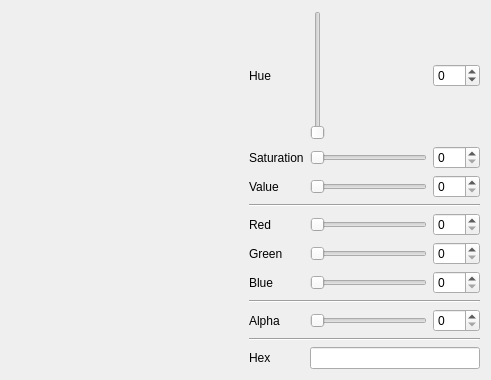
Before: the Qt Designer form src/qtesplamp.ui in e-ko8/qt_gui, drawn with Qt 5.
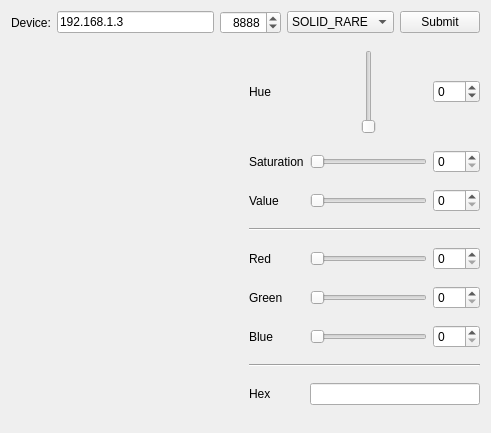
After: the same form once the commit is applied. Icons and pictures are not drawn. Custom widgets are drawn as their Qt base class.

The edit to the form file:
```diff
--- a/src/qtesplamp.ui
+++ b/src/qtesplamp.ui
@@ -7,7 +7,7 @@
     <x>0</x>
     <y>0</y>
     <width>491</width>
-    <height>380</height>
+    <height>433</height>
    </rect>
   </property>
   <property name="windowTitle">
@@ -19,8 +19,76 @@
    </iconset>
   </property>
   <layout class="QVBoxLayout" name="verticalLayout_2">
+   <item>
+    <layout class="QHBoxLayout" name="horizontalLayout_5">
+     <item>
+      <layout class="QGridLayout" name="gridLayout_2">
+       <item row="0" column="0">
+        <widget class="QLabel" name="label_4">
+         <property name="text">
+          <string>Device:</string>
+         </property>
+        </widget>
+       </item>
+       <item row="0" column="3">
+        <widget class="QComboBox" name="modeComboBox">
+         <property name="currentIndex">
+          <number>0</number>
+         </property>
+         <item>
+          <property name="text">
+           <string>SOLID_RARE</string>
+          </property>
+         </item>
+         <item>
+          <property name="text">
+           <string>FADE_ANIM</string>
+          </property>
+         </item>
+        </widget>
+       </item>
+       <item row="0" column="1">
+        <widget class="QLineEdit" name="hostLineEdit">
+         <property name="text">
+          <string>192.168.1.3</string>
+         </property>
+         <property name="alignment">
+          <set>Qt::AlignLeading|Qt::AlignLeft|Qt::AlignVCenter</set>
+         </property>
+        </widget>
+       </item>
+       <item row="0" column="4">
+        <widget class="QPushButton" name="pushButton">
+         <property name="text">
+          <string>Submit</string>
+         </property>
+        </widget>
+       </item>
+       <item row="0" column="2">
+        <widget class="QSpinBox" name="portSpinBox">
+         <property name="alignment">
+          <set>Qt::AlignRight|Qt::AlignTrailing|Qt::AlignVCenter</set>
+         </property>
+         <property name="minimum">
+          <number>1</number>
+         </property>
+         <property name="maximum">
+          <number>65535</number>
+         </property>
+         <property name="value">
+          <number>8888</number>
+         </property>
+        </widget>
+       </item>
+      </layout>
+     </item>
+    </layout>
+   </item>
    <item>
     <layout class="QHBoxLayout" name="horizontalLayout">
+     <property name="sizeConstraint">
+      <enum>QLayout::SetDefaultConstraint</enum>
+     </property>
      <item>
       <layout class="QVBoxLayout" name="verticalLayout">
        <item>
@@ -44,6 +112,9 @@
      </item>
      <item>
       <layout class="QGridLayout" name="gridLayout">
+       <property name="sizeConstraint">
+        <enum>QLayout::SetMaximumSize</enum>
+       </property>
        <item row="2" column="1">
         <widget class="color_widgets::GradientSlider" name="slide_value">
          <property name="maximum">
@@ -92,16 +163,6 @@
          </property>
         </widget>
        </item>
-       <item row="8" column="1">
-        <widget class="color_widgets::GradientSlider" name="slide_alpha">
-         <property name="maximum">
-          <number>255</number>
-         </property>
-         <property name="orientation">
-          <enum>Qt::Horizontal</enum>
-         </property>
-        </widget>
-       </item>
        <item row="4" column="1">
         <widget class="color_widgets::GradientSlider" name="slide_red">
          <property name="maximum">
@@ -136,13 +197,6 @@
          </property>
         </widget>
        </item>
-       <item row="8" column="0">
-        <widget class="QLabel" name="label_alpha">
-         <property name="text">
-          <string>Alpha</string>
-         </property>
-        </widget>
-       </item>
        <item row="4" column="0">
         <widget class="QLabel" name="label">
          <property name="text">
@@ -205,20 +259,6 @@
          </property>
         </widget>
        </item>
-       <item row="8" column="2">
-        <widget class="QSpinBox" name="spin_alpha">
-         <property name="maximum">
-          <number>255</number>
-         </property>
-        </widget>
-       </item>
-       <item row="7" column="0" colspan="3">
-        <widget class="Line" name="line_alpha">
-         <property name="orientation">
-          <enum>Qt::Horizontal</enum>
-         </property>
-        </widget>
-       </item>
        <item row="3" column="0" colspan="3">
         <widget class="Line" name="line">
          <property name="orientation">
@@ -235,6 +275,12 @@
        </item>
        <item row="0" column="1">
         <widget class="color_widgets::HueSlider" name="slide_hue">
+         <property name="sizePolicy">
+          <sizepolicy hsizetype="Expanding" vsizetype="Fixed">
+           <horstretch>0</horstretch>
+           <verstretch>0</verstretch>
+          </sizepolicy>
+         </property>
          <property name="minimum">
           <number>0</number>
          </property>
```
Left out of the diff: 99 changed lines with no effect on the pictures.
